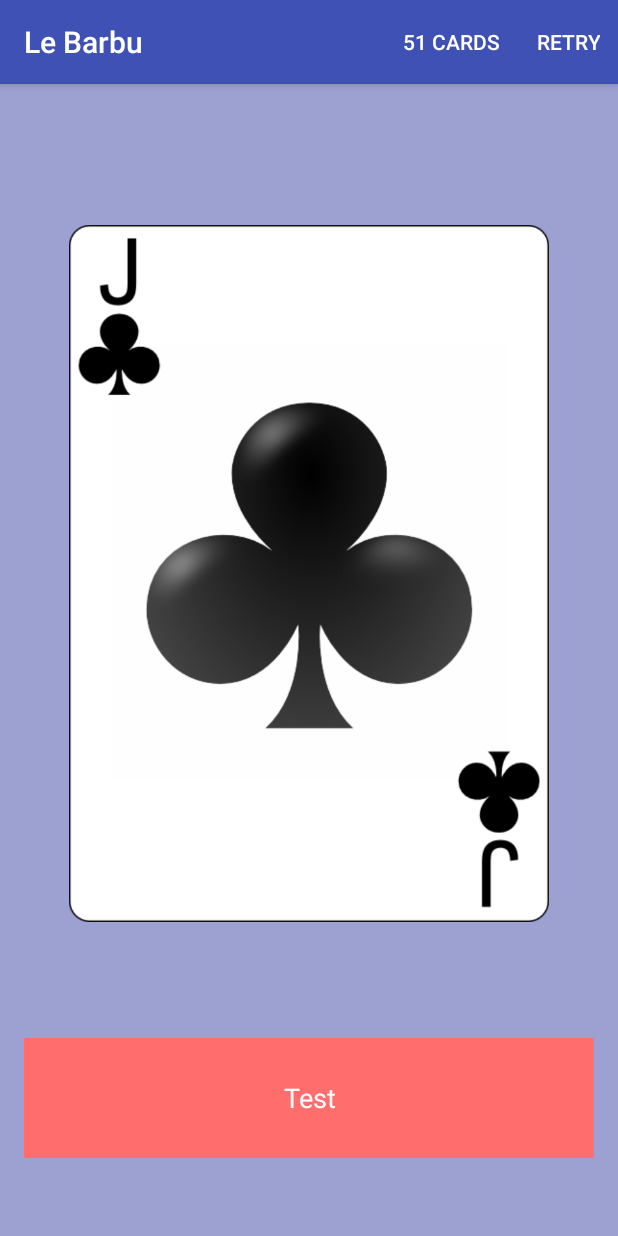
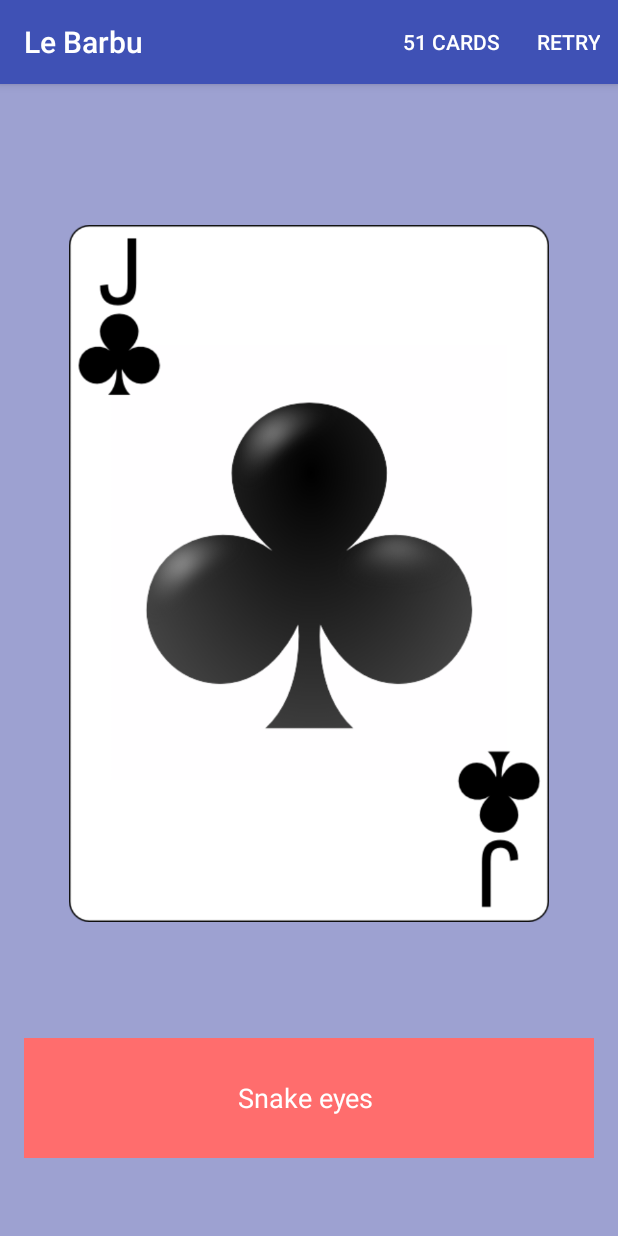
Before and after one commit to antoinedelia/Jeux-d-alcool, an Android app: the screen it shows after launch (MainActivity), on a phone screen of 412 x 824 dp. Run offline under Robolectric (Android 15) with nearby library versions, the phone set to English and light mode, and no system bars.

Commit message:
Add rules and details

```diff
--- a/app/src/main/java/com/antoinedelia/lebarbu_versionalcool/Deck.java
+++ b/app/src/main/java/com/antoinedelia/lebarbu_versionalcool/Deck.java
@@ -1,6 +1,5 @@
 package com.antoinedelia.lebarbu_versionalcool;
 
-import java.lang.reflect.Array;
 import java.util.ArrayList;
 import java.util.List;
 import java.util.Random;
@@ -13,7 +12,19 @@ public class Deck {
     //private List<String> cartes;
     //private String[] cartes = {"ace_of_clubs", "ace_of_spades", "ace_of_diamonds", "ace_of_hearts"};
     private List<String> cartes = new ArrayList<String>();
-    private String actual_card;
+    private String[] textRules = {"Tout le monde boit % Tous les joueurs prennent leur verre et boivent une gorgée",
+    "Boit deux gorgées % Le joueur ayant tiré la carte doit boire deux gorgées",
+            "Boit trois gorgées % Le joueur ayant tiré la carte doit boire trois gorgées",
+            "Boit quatre gorgées % Le joueur ayant tiré la carte doit boire quatre gorgées",
+            "Boit cinq gorgées % Le joueur ayant tiré la carte doit boire cinq gorgées",
+            "Boit six gorgées % Le joueur ayant tiré la carte doit boire six gorgées",
+            "J'ai déjà / Je n'ai jamais % Le joueur ayant tiré la carte doit dire quelque chose qu'il a déjà ou n'a jamais fait. Tous les autres joueurs doivent boire une gorgée s'ils ne se trouvent pas dans le cas du joueur",
+            "Dans ma valise % Le joueur ayant tiré la carte commence le jeu en disant \"Dans ma valise, j'ai \" et ajoute un objet ou une personne. Le joueur suivant doit compléter la valise et ainsi de suite",
+            "Les rimes % Le joueur ayant tiré la carte prononce un mot. Les autres joueurs devront dire un mot rimant avec celui du premier joueur jusqu'à ce que l'un d'entre eux se trompe",
+            "Les thèmes % Le joueur ayant tiré la carte choisi un thème (ex : les marques d'alcool). Chaque joueur doit compléter ce thème.",
+            "Snake eyes % Le joueur ayant tiré la carte peut dire \"Snake eyes !\" si un joueur le regarde dans les yeux. Ce joueur boit ainsi une gorgée",
+            "La reine des questions % Toute personne répondant à une question de la reine des questions doit boire une gorgée",
+            "Invente une règle% Le joueur ayant tiré la carte doit créer une règle qui s'appliquera jusqu'à la fin du jeu ou jusqu'à ce qu'un joueur annule sa règle en tirant un autre roi"};
 
     public Deck()
     {
@@ -89,22 +100,56 @@ public class Deck {
     }
 
 
-    public String getNextCard()
+    public String[] getNextCard()
     {
         int number = 0;
+        String actual_card = "";
+        String rules = "";
+        String[] cardAndRules = new String[2];
         if(!cartes.isEmpty()) {
             do {
                 number = new Random().nextInt(cartes.size());
             } while (cartes.get(number) == null);
             actual_card = cartes.get(number);
             cartes.remove(number);
+            if (actual_card.substring(0, 3).equals("ace"))
+                rules = textRules[0];
+            else if (actual_card.substring(0, 3).equals("two"))
+                rules = textRules[1];
+            else if (actual_card.substring(0, 3).equals("thr"))
+                rules = textRules[2];
+            else if (actual_card.substring(0, 3).equals("fou"))
+                rules = textRules[3];
+            else if (actual_card.substring(0, 3).equals("fiv"))
+                rules = textRules[4];
+            else if (actual_card.substring(0, 3).equals("six"))
+                rules = textRules[5];
+            else if (actual_card.substring(0, 3).equals("sev"))
+                rules = textRules[6];
+            else if (actual_card.substring(0, 3).equals("eig"))
+                rules = textRules[7];
+            else if (actual_card.substring(0, 3).equals("nin"))
+                rules = textRules[8];
+            else if (actual_card.substring(0, 3).equals("ten"))
+                rules = textRules[9];
+            else if (actual_card.substring(0, 3).equals("jac"))
+                rules = textRules[10];
+            else if (actual_card.substring(0, 3).equals("que"))
+                rules = textRules[11];
+            else if (actual_card.substring(0, 3).equals("kin"))
+                rules = textRules[12];
+            else
+                rules = "";
         }
         else
         {
             System.out.println("Fin du deck");
             actual_card = "FIN";
+            rules = "Fin";
         }
-        return actual_card;
+        cardAndRules[0] = actual_card;
+        cardAndRules[1] = rules;
+        return cardAndRules;
 
 //        int number;
 //        do {
--- a/app/src/main/java/com/antoinedelia/lebarbu_versionalcool/MainActivity.java
+++ b/app/src/main/java/com/antoinedelia/lebarbu_versionalcool/MainActivity.java
@@ -17,35 +17,52 @@ public class MainActivity extends AppCompatActivity {
 
     private Menu menu;
     private MenuItem item;
+    private String rulesDetails;
 
     @Override
     protected void onCreate(Bundle savedInstanceState) {
         super.onCreate(savedInstanceState);
         setContentView(R.layout.activity_main);
         final Deck deck = new Deck();
-        String actualCard = deck.getNextCard();
-        int remainingCards = deck.getRemainingCards();
+        String[] cardAndRules = deck.getNextCard();
+        //int remainingCards = deck.getRemainingCards();
 
         Toolbar toolbar = (Toolbar) findViewById(R.id.toolbar);
         setSupportActionBar(toolbar);
         LinearLayout linearLayoutRules = (LinearLayout) findViewById(R.id.containerRules);
         //TextView textView = (TextView) findViewById(R.id.textViewRules);
+
+
+        final ImageView imageViewCarte = (ImageView)findViewById(R.id.imageViewCarte);
+        int resourceId = this.getResources().getIdentifier(cardAndRules[0], "drawable", "com.antoinedelia.lebarbu_versionalcool");
+        imageViewCarte.setImageResource(resourceId);
+
+        final TextView textViewRules = (TextView) findViewById(R.id.textViewRules);
+        textViewRules.setText(cardAndRules[1].substring(0, cardAndRules[1].lastIndexOf("%")));
+
+//        final TextView textViewRulesDetails = (TextView) findViewById(R.id.textViewRulesDetails);
+        rulesDetails = cardAndRules[1].substring(cardAndRules[1].lastIndexOf("%")+2, cardAndRules[1].length());
+//        textViewRulesDetails.setText(test);
+
         linearLayoutRules.setOnClickListener(new View.OnClickListener() {
             @Override
             public void onClick(View v) {
-                startActivity(new Intent(MainActivity.this, Rules.class));
+                Intent intent = new Intent(MainActivity.this, Rules.class);
+                intent.putExtra("textRulesDetails", rulesDetails);
+                startActivity(intent);
             }
         });
 
-        final ImageView imageViewCarte = (ImageView)findViewById(R.id.imageViewCarte);
-        int resourceId = this.getResources().getIdentifier(actualCard, "drawable", "com.antoinedelia.lebarbu_versionalcool");
-        imageViewCarte.setImageResource(resourceId);
         imageViewCarte.setOnClickListener(new View.OnClickListener() {
             @Override
             public void onClick(View v) {
-                String actualCard = deck.getNextCard();
-                int resourceId = MainActivity.this.getResources().getIdentifier(actualCard, "drawable", "com.antoinedelia.lebarbu_versionalcool");
+                String[] cardAndRules = deck.getNextCard();
+                int resourceId = MainActivity.this.getResources().getIdentifier(cardAndRules[0], "drawable", "com.antoinedelia.lebarbu_versionalcool");
                 imageViewCarte.setImageResource(resourceId);
+
+                textViewRules.setText(cardAndRules[1].substring(0, cardAndRules[1].lastIndexOf("%")));
+                rulesDetails = cardAndRules[1].substring(cardAndRules[1].lastIndexOf("%")+2, cardAndRules[1].length());
+
                 int remainingCards = deck.getRemainingCards();
                 String cards = remainingCards>1 ? " cards" : " card";
                 item.setTitle(String.valueOf(remainingCards) + cards);
@@ -78,4 +95,5 @@ public class MainActivity extends AppCompatActivity {
 
         return super.onOptionsItemSelected(item);
     }
+
 }
--- a/app/src/main/java/com/antoinedelia/lebarbu_versionalcool/Rules.java
+++ b/app/src/main/java/com/antoinedelia/lebarbu_versionalcool/Rules.java
@@ -1,8 +1,10 @@
 package com.antoinedelia.lebarbu_versionalcool;
 
 import android.app.Activity;
+import android.content.Intent;
 import android.os.Bundle;
 import android.util.DisplayMetrics;
+import android.widget.TextView;
 
 /**
  * Created by Antoine on 20/01/2016.
@@ -17,6 +19,10 @@ public class Rules extends Activity{
         DisplayMetrics displayMetrics = new DisplayMetrics();
         getWindowManager().getDefaultDisplay().getMetrics(displayMetrics);
 
+        Intent intent = getIntent();
+        TextView textViewRulesDetails = (TextView) findViewById(R.id.textViewRulesDetails);
+        textViewRulesDetails.setText(intent.getStringExtra("textRulesDetails"));
+
         int width =  displayMetrics.widthPixels;
         int height = displayMetrics.heightPixels;
         getWindow().setLayout((int)(width*0.8),(int) (height*0.8));
```
Also changed, not shown: app/src/main/res/mipmap-hdpi/ic_launcher.png, app/src/main/res/mipmap-mdpi/ic_launcher.png, app/src/main/res/mipmap-xhdpi/ic_launcher.png, app/src/main/res/mipmap-xxhdpi/ic_launcher.png, app/src/main/res/mipmap-xxxhdpi/ic_launcher.png.
